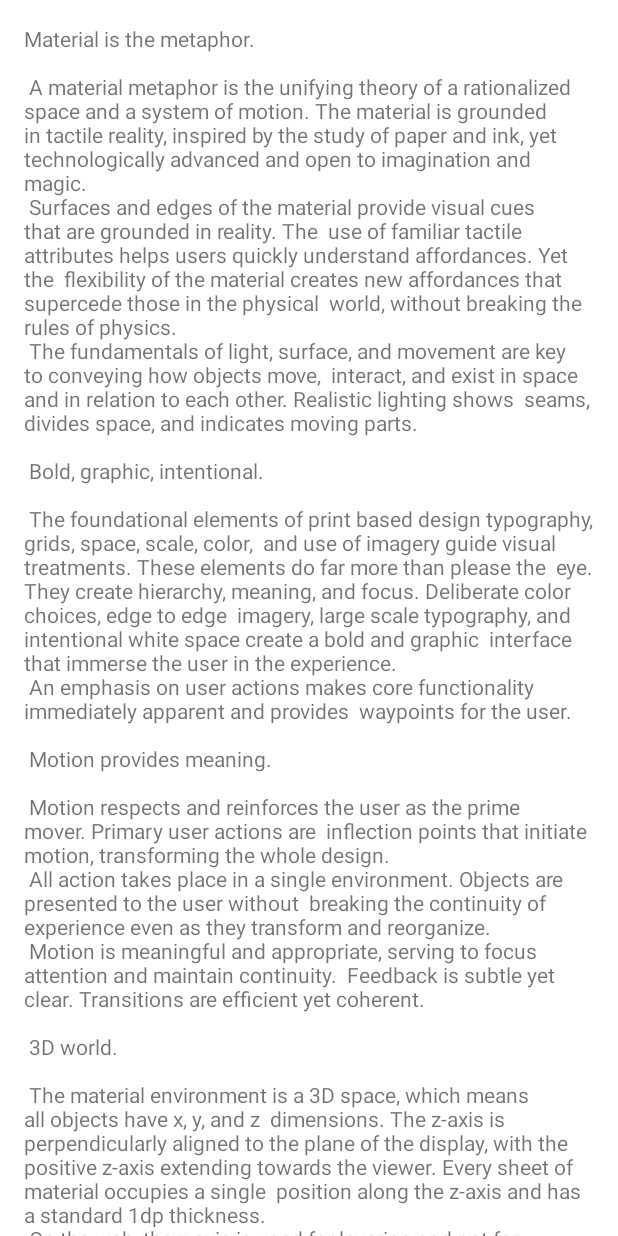
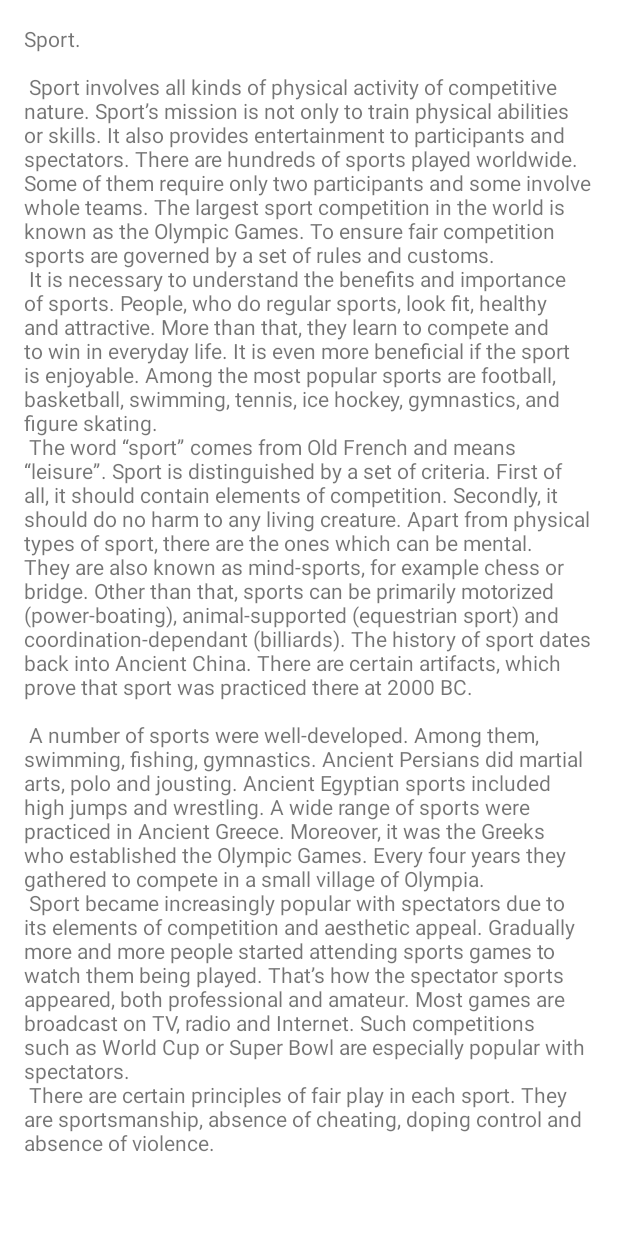
Before and after one commit to Was404/Appforsport, an Android app: the layout content_scrolling.xml on its own in the app's theme, with its tools: preview values and no code run, on a phone screen of 412 x 824 dp. Run offline under Robolectric (Android 15) with nearby library versions, the phone set to English and light mode, and no system bars.

Commit message:
new strings.xml

```diff
--- a/app/src/main/res/values/strings.xml
+++ b/app/src/main/res/values/strings.xml
@@ -1,93 +1,25 @@
 <resources>
     <string name="app_name">App for sport</string>
+    <string name="btn_back">back</string>
     <string name="large_text">
-        "Material is the metaphor.\n\n"
+        Sport.\n\n
 
-        "A material metaphor is the unifying theory of a rationalized space and a system of motion."
-        "The material is grounded in tactile reality, inspired by the study of paper and ink, yet "
-        "technologically advanced and open to imagination and magic.\n"
-        "Surfaces and edges of the material provide visual cues that are grounded in reality. The "
-        "use of familiar tactile attributes helps users quickly understand affordances. Yet the "
-        "flexibility of the material creates new affordances that supercede those in the physical "
-        "world, without breaking the rules of physics.\n"
-        "The fundamentals of light, surface, and movement are key to conveying how objects move, "
-        "interact, and exist in space and in relation to each other. Realistic lighting shows "
-        "seams, divides space, and indicates moving parts.\n\n"
-
-        "Bold, graphic, intentional.\n\n"
-
-        "The foundational elements of print based design typography, grids, space, scale, color, "
-        "and use of imagery guide visual treatments. These elements do far more than please the "
-        "eye. They create hierarchy, meaning, and focus. Deliberate color choices, edge to edge "
-        "imagery, large scale typography, and intentional white space create a bold and graphic "
-        "interface that immerse the user in the experience.\n"
-        "An emphasis on user actions makes core functionality immediately apparent and provides "
-        "waypoints for the user.\n\n"
-
-        "Motion provides meaning.\n\n"
-
-        "Motion respects and reinforces the user as the prime mover. Primary user actions are "
-        "inflection points that initiate motion, transforming the whole design.\n"
-        "All action takes place in a single environment. Objects are presented to the user without "
-        "breaking the continuity of experience even as they transform and reorganize.\n"
-        "Motion is meaningful and appropriate, serving to focus attention and maintain continuity. "
-        "Feedback is subtle yet clear. Transitions are efﬁcient yet coherent.\n\n"
-
-        "3D world.\n\n"
-
-        "The material environment is a 3D space, which means all objects have x, y, and z "
-        "dimensions. The z-axis is perpendicularly aligned to the plane of the display, with the "
-        "positive z-axis extending towards the viewer. Every sheet of material occupies a single "
-        "position along the z-axis and has a standard 1dp thickness.\n"
-        "On the web, the z-axis is used for layering and not for perspective. The 3D world is "
-        "emulated by manipulating the y-axis.\n\n"
-
-        "Light and shadow.\n\n"
-
-        "Within the material environment, virtual lights illuminate the scene. Key lights create "
-        "directional shadows, while ambient light creates soft shadows from all angles.\n"
-        "Shadows in the material environment are cast by these two light sources. In Android "
-        "development, shadows occur when light sources are blocked by sheets of material at "
-        "various positions along the z-axis. On the web, shadows are depicted by manipulating the "
-        "y-axis only. The following example shows the card with a height of 6dp.\n\n"
-
-        "Resting elevation.\n\n"
-
-        "All material objects, regardless of size, have a resting elevation, or default elevation "
-        "that does not change. If an object changes elevation, it should return to its resting "
-        "elevation as soon as possible.\n\n"
-
-        "Component elevations.\n\n"
-
-        "The resting elevation for a component type is consistent across apps (e.g., FAB elevation "
-        "does not vary from 6dp in one app to 16dp in another app).\n"
-        "Components may have different resting elevations across platforms, depending on the depth "
-        "of the environment (e.g., TV has a greater depth than mobile or desktop).\n\n"
-
-        "Responsive elevation and dynamic elevation offsets.\n\n"
-
-        "Some component types have responsive elevation, meaning they change elevation in response "
-        "to user input (e.g., normal, focused, and pressed) or system events. These elevation "
-        "changes are consistently implemented using dynamic elevation offsets.\n"
-        "Dynamic elevation offsets are the goal elevation that a component moves towards, relative "
-        "to the component’s resting state. They ensure that elevation changes are consistent "
-        "across actions and component types. For example, all components that lift on press have "
-        "the same elevation change relative to their resting elevation.\n"
-        "Once the input event is completed or cancelled, the component will return to its resting "
-        "elevation.\n\n"
-
-        "Avoiding elevation interference.\n\n"
-
-        "Components with responsive elevations may encounter other components as they move between "
-        "their resting elevations and dynamic elevation offsets. Because material cannot pass "
-        "through other material, components avoid interfering with one another any number of ways, "
-        "whether on a per component basis or using the entire app layout.\n"
-        "On a component level, components can move or be removed before they cause interference. "
-        "For example, a floating action button (FAB) can disappear or move off screen before a "
-        "user picks up a card, or it can move if a snackbar appears.\n"
-        "On the layout level, design your app layout to minimize opportunities for interference. "
-        "For example, position the FAB to one side of stream of a cards so the FAB won’t interfere "
-        "when a user tries to pick up one of cards.\n\n"
+        Sport involves all kinds of physical activity of competitive nature. Sport’s mission is not only to train physical abilities or skills. It also provides entertainment to participants and spectators.
+        There are hundreds of sports played worldwide. Some of them require only two participants and some involve whole teams. The largest sport competition in the world is known as the Olympic Games.
+        To ensure fair competition sports are governed by a set of rules and customs.\n
+        It is necessary to understand the benefits and importance of sports. People, who do regular sports, look fit, healthy and attractive.
+        More than that, they learn to compete and to win in everyday life. It is even more beneficial if the sport is enjoyable. Among the most popular sports are football, basketball, swimming, tennis, ice hockey, gymnastics, and figure skating.\n
+        The word “sport” comes from Old French and means “leisure”. Sport is distinguished by a set of criteria. First of all, it should contain elements of competition. Secondly, it should do no harm to any living creature. Apart from physical types of sport, there are the ones which can be mental. They are also known as mind-sports, for example chess or bridge. Other than that, sports can be primarily motorized (power-boating), animal-supported (equestrian sport) and coordination-dependant (billiards).
+        The history of sport dates back into Ancient China.
+        There are certain artifacts, which prove that sport was practiced there at 2000 BC.\n\n
+        A number of sports were well-developed. Among them, swimming, fishing, gymnastics.
+        Ancient Persians did martial arts, polo and jousting. Ancient Egyptian sports included high jumps and wrestling.
+        A wide range of sports were practiced in Ancient Greece. Moreover, it was the Greeks who established the Olympic Games.
+        Every four years they gathered to compete in a small village of Olympia.\n
+        Sport became increasingly popular with spectators due to its elements of competition and aesthetic appeal.
+        Gradually more and more people started attending sports games to watch them being played. That’s how the spectator sports appeared, both professional and amateur.
+        Most games are broadcast on TV, radio and Internet. Such competitions such as World Cup or Super Bowl are especially popular with spectators.\n
+        There are certain principles of fair play in each sport. They are sportsmanship, absence of cheating, doping control and absence of violence.
     </string>
     <string name="action_settings">Settings</string>
 </resources>
```
